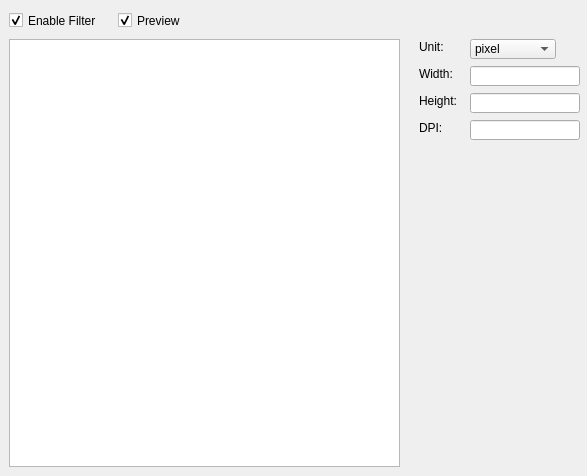
Qt form src/filter/scaling/scalingwidget.ui (rockclimb/yasw-debian) before a commit.
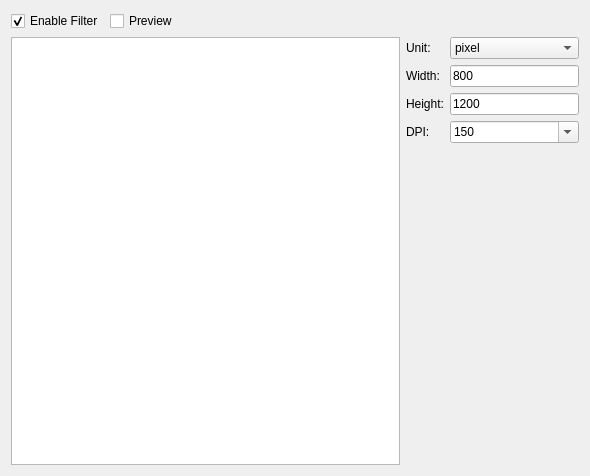
The same form after that commit. Custom widgets are drawn as their Qt base class.

```diff
--- a/src/filter/scaling/scalingwidget.ui
+++ b/src/filter/scaling/scalingwidget.ui
@@ -6,48 +6,29 @@
    <rect>
     <x>0</x>
     <y>0</y>
-    <width>587</width>
+    <width>590</width>
     <height>476</height>
    </rect>
   </property>
   <property name="windowTitle">
    <string>Form</string>
   </property>
-  <widget class="QCheckBox" name="preview">
-   <property name="geometry">
-    <rect>
-     <x>118</x>
-     <y>11</y>
-     <width>71</width>
-     <height>19</height>
-    </rect>
-   </property>
-   <property name="text">
-    <string>Preview</string>
-   </property>
-   <property name="checked">
-    <bool>true</bool>
-   </property>
-  </widget>
-  <widget class="BaseFilterGraphicsView" name="view">
-   <property name="geometry">
-    <rect>
-     <x>9</x>
-     <y>39</y>
-     <width>391</width>
-     <height>428</height>
-    </rect>
-   </property>
-  </widget>
+  <layout class="QGridLayout" name="gridLayout_2">
+   <item row="0" column="2">
+    <spacer name="horizontalSpacer">
+     <property name="orientation">
+      <enum>Qt::Horizontal</enum>
+     </property>
+     <property name="sizeHint" stdset="0">
+      <size>
+       <width>216</width>
+       <height>20</height>
+      </size>
+     </property>
+    </spacer>
+   </item>
+   <item row="0" column="0">
   <widget class="QCheckBox" name="enable">
-   <property name="geometry">
-    <rect>
-     <x>9</x>
-     <y>11</y>
-     <width>101</width>
-     <height>19</height>
-    </rect>
-   </property>
    <property name="text">
     <string>Enable Filter</string>
    </property>
@@ -55,84 +36,28 @@
     <bool>true</bool>
    </property>
   </widget>
-  <widget class="QLabel" name="label">
-   <property name="geometry">
-    <rect>
-     <x>419</x>
-     <y>66</y>
-     <width>39</width>
-     <height>16</height>
-    </rect>
-   </property>
+   </item>
+   <item row="0" column="1">
+    <widget class="QCheckBox" name="preview">
    <property name="text">
-    <string>Width:</string>
-   </property>
-  </widget>
-  <widget class="QLabel" name="label_2">
-   <property name="geometry">
-    <rect>
-     <x>419</x>
-     <y>93</y>
-     <width>45</width>
-     <height>16</height>
-    </rect>
-   </property>
-   <property name="text">
-    <string>Height:</string>
-   </property>
-  </widget>
-  <widget class="QLineEdit" name="lineEdit">
-   <property name="geometry">
-    <rect>
-     <x>470</x>
-     <y>66</y>
-     <width>110</width>
-     <height>20</height>
-    </rect>
-   </property>
-  </widget>
-  <widget class="QLineEdit" name="lineEdit_2">
-   <property name="geometry">
-    <rect>
-     <x>470</x>
-     <y>93</y>
-     <width>110</width>
-     <height>20</height>
-    </rect>
-   </property>
-  </widget>
-  <widget class="QLabel" name="label_3">
-   <property name="geometry">
-    <rect>
-     <x>419</x>
-     <y>120</y>
-     <width>24</width>
-     <height>16</height>
-    </rect>
-   </property>
+      <string>Preview</string>
+     </property>
+     <property name="checked">
+      <bool>false</bool>
+     </property>
+    </widget>
+   </item>
+   <item row="1" column="3">
+    <layout class="QGridLayout" name="gridLayout">
+     <item row="0" column="0">
+      <widget class="QLabel" name="labelUnit">
    <property name="text">
-    <string>DPI:</string>
-   </property>
-  </widget>
-  <widget class="QLineEdit" name="lineEdit_3">
-   <property name="geometry">
-    <rect>
-     <x>470</x>
-     <y>120</y>
-     <width>110</width>
-     <height>20</height>
-    </rect>
-   </property>
-  </widget>
-  <widget class="QComboBox" name="comboBox">
-   <property name="geometry">
-    <rect>
-     <x>470</x>
-     <y>39</y>
-     <width>86</width>
-     <height>20</height>
-    </rect>
-   </property>
+        <string>Unit:</string>
+       </property>
+      </widget>
+     </item>
+     <item row="0" column="1">
+      <widget class="QComboBox" name="unit">
    <item>
     <property name="text">
      <string>pixel</string>
@@ -149,19 +74,83 @@
     </property>
    </item>
   </widget>
-  <widget class="QLabel" name="label_4">
-   <property name="geometry">
-    <rect>
-     <x>419</x>
-     <y>39</y>
-     <width>29</width>
-     <height>16</height>
-    </rect>
-   </property>
+     </item>
+     <item row="1" column="0">
+      <widget class="QLabel" name="labelWidth">
+       <property name="text">
+        <string>Width:</string>
+       </property>
+      </widget>
+     </item>
+     <item row="1" column="1">
+      <widget class="QLineEdit" name="imageWidth">
    <property name="text">
-    <string>Unit:</string>
-   </property>
-  </widget>
+        <string>800</string>
+       </property>
+      </widget>
+     </item>
+     <item row="2" column="0">
+      <widget class="QLabel" name="labelHeight">
+       <property name="text">
+        <string>Height:</string>
+       </property>
+      </widget>
+     </item>
+     <item row="2" column="1">
+      <widget class="QLineEdit" name="imageHeight">
+       <property name="text">
+        <string>1200</string>
+       </property>
+      </widget>
+     </item>
+     <item row="3" column="0">
+      <widget class="QLabel" name="labelDPI">
+       <property name="text">
+        <string>DPI:</string>
+       </property>
+      </widget>
+     </item>
+     <item row="3" column="1">
+      <widget class="QComboBox" name="dpi">
+       <property name="editable">
+        <bool>true</bool>
+       </property>
+       <item>
+        <property name="text">
+         <string>150</string>
+        </property>
+       </item>
+       <item>
+        <property name="text">
+         <string>300</string>
+        </property>
+       </item>
+       <item>
+        <property name="text">
+         <string>600</string>
+        </property>
+       </item>
+      </widget>
+     </item>
+    </layout>
+   </item>
+   <item row="1" column="0" rowspan="3" colspan="3">
+    <widget class="BaseFilterGraphicsView" name="view"/>
+   </item>
+   <item row="2" column="3">
+    <spacer name="verticalSpacer">
+     <property name="orientation">
+      <enum>Qt::Vertical</enum>
+     </property>
+     <property name="sizeHint" stdset="0">
+      <size>
+       <width>20</width>
+       <height>317</height>
+      </size>
+     </property>
+    </spacer>
+   </item>
+  </layout>
  </widget>
  <customwidgets>
   <customwidget>
```
Lines whose indentation alone changed are shown as unchanged.
